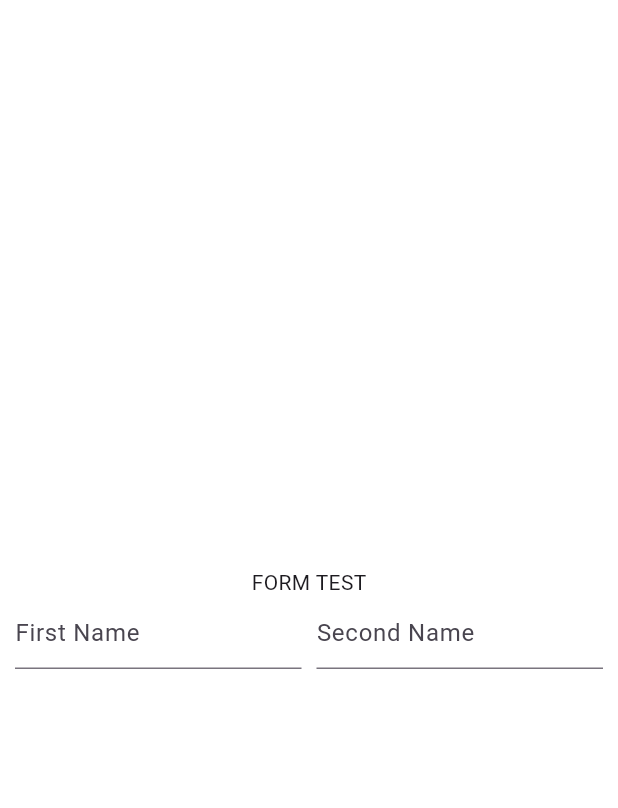
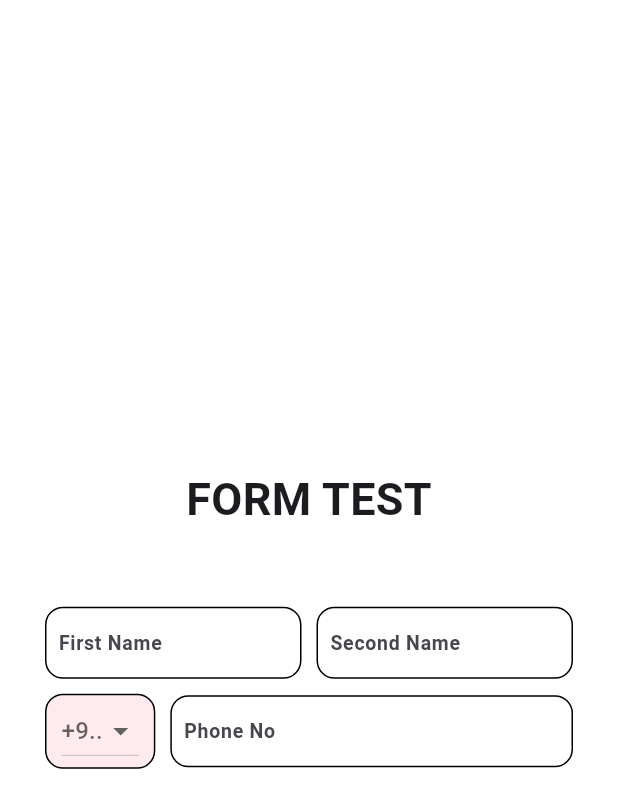
Before and after one commit to AhmadHassan0040/forms_design, a Flutter app: the Form3 screen opened directly, on a phone screen of 412 x 824 dp. Shown: the top 808 px of the screen. Run offline on Flutter 3.47's test engine with Material 3 defaults, Android fonts, the light colour scheme and no system bars; our stand-ins replace get.

Commit message:
Fifth Variation

```diff
--- a/lib/Form3.dart
+++ b/lib/Form3.dart
@@ -2,8 +2,28 @@
 
 import 'package:flutter/material.dart';
 
-class Form3 extends StatelessWidget {
-  const Form3({super.key});
+class Form3 extends StatefulWidget {
+  Form3({super.key});
+
+  @override
+  State<Form3> createState() => _Form3State();
+}
+
+class _Form3State extends State<Form3> {
+  String? selectedValue;
+
+  List<String> options = [
+    '+90',
+    '+91',
+    '+92',
+    '+93',
+    '+94',
+    '+95',
+    '+96',
+    '+97',
+    '+98',
+    '+99'
+  ];
 
   @override
   Widget build(BuildContext context) {
@@ -13,16 +33,31 @@ class Form3 extends StatelessWidget {
           child: Column(
         mainAxisAlignment: MainAxisAlignment.center,
         children: [
-          Text("FORM TEST"),
+          Text(
+            "FORM TEST",
+            style: TextStyle(fontWeight: FontWeight.bold, fontSize: 30),
+          ),
+          SizedBox(
+            height: 50,
+          ),
           Row(
             mainAxisAlignment: MainAxisAlignment.center,
             children: [
               SizedBox(
-                width: 10,
+                width: 30,
               ),
               Flexible(
                 child: TextField(
-                  decoration: InputDecoration(hintText: "First Name"),
+                  decoration: InputDecoration(
+                    label: Text('First Name'),
+                    labelStyle:
+                        TextStyle(fontSize: 13, fontWeight: FontWeight.bold),
+                    focusedBorder: OutlineInputBorder(
+                        borderRadius: BorderRadius.circular(12)),
+                    contentPadding: EdgeInsets.symmetric(horizontal: 5),
+                    enabledBorder: OutlineInputBorder(
+                        borderRadius: BorderRadius.circular(12)),
+                  ),
                 ),
               ),
               SizedBox(
@@ -30,11 +65,71 @@ class Form3 extends StatelessWidget {
               ),
               Flexible(
                 child: TextField(
-                  decoration: InputDecoration(hintText: "Second Name"),
+                  decoration: InputDecoration(
+                      label: Text('Second Name'),
+                      labelStyle:
+                          TextStyle(fontSize: 13, fontWeight: FontWeight.bold),
+                      focusedBorder: OutlineInputBorder(
+                          borderRadius: BorderRadius.circular(12)),
+                      contentPadding: EdgeInsets.symmetric(horizontal: 5),
+                      enabledBorder: OutlineInputBorder(
+                          borderRadius: BorderRadius.circular(12))),
+                ),
+              ),
+              SizedBox(
+                width: 30,
+              ),
+            ],
+          ),
+          SizedBox(height: 10),
+          Row(
+            mainAxisAlignment: MainAxisAlignment.center,
+            children: [
+              SizedBox(
+                width: 30,
+              ),
+              Container(
+                padding: EdgeInsets.symmetric(horizontal: 10),
+                decoration: BoxDecoration(
+                    border: Border.all(color: Colors.black),
+                    color: Colors.red.shade50,
+                    borderRadius: BorderRadius.circular(12)),
+                child: DropdownButton<String>(
+                  borderRadius: BorderRadius.circular(12),
+                  value: selectedValue,
+                  hint: Text('+9..'),
+                  items: options.map((String value) {
+                    return DropdownMenuItem<String>(
+                      value: value,
+                      child: Text(value),
+                    );
+                  }).toList(),
+                  onChanged: (newValue) {
+                    setState(() {
+                      selectedValue = newValue;
+                    });
+                  },
                 ),
               ),
               SizedBox(
                 width: 10,
+              ),
+              Flexible(
+                child: TextField(
+                  decoration: InputDecoration(
+                      label: Text('Phone No'),
+                      hintText: "0000000000",
+                      labelStyle:
+                          TextStyle(fontSize: 13, fontWeight: FontWeight.bold),
+                      focusedBorder: OutlineInputBorder(
+                          borderRadius: BorderRadius.circular(12)),
+                      contentPadding: EdgeInsets.symmetric(horizontal: 5),
+                      enabledBorder: OutlineInputBorder(
+                          borderRadius: BorderRadius.circular(12))),
+                ),
+              ),
+              SizedBox(
+                width: 30,
               ),
             ],
           )
```
